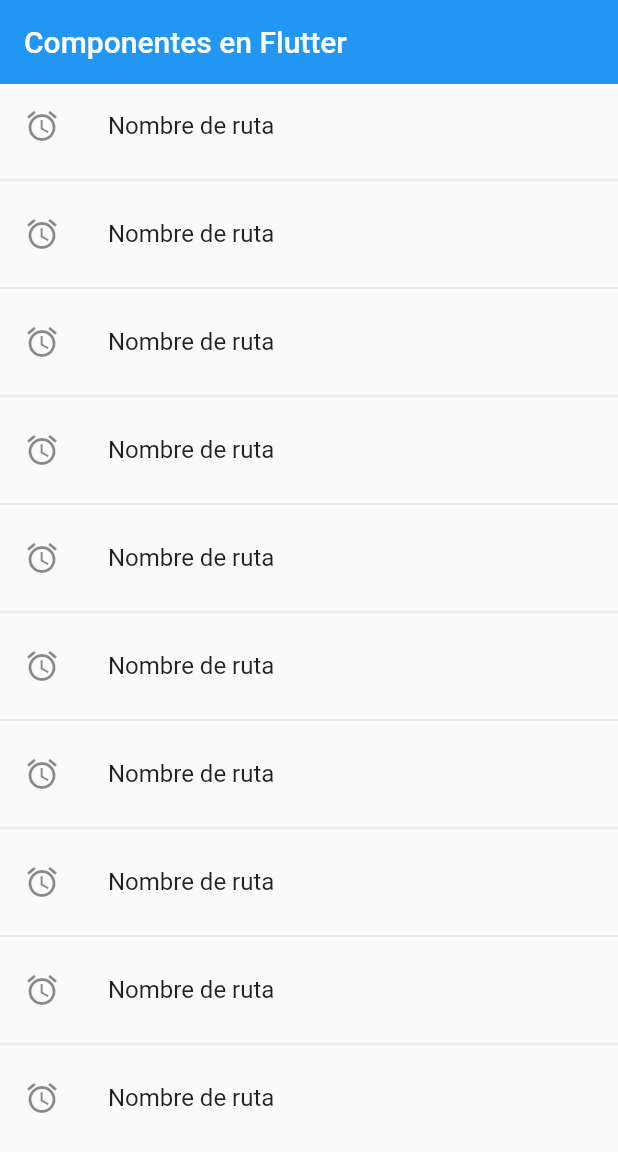
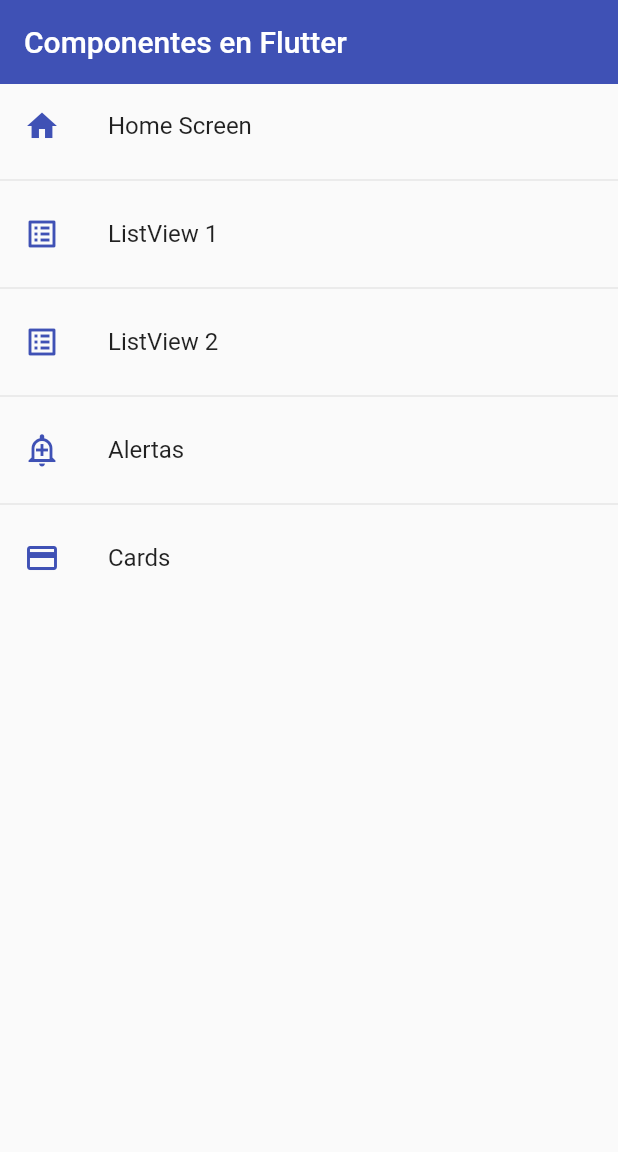
Before and after one commit to ramosjb7/componentes_fl, a Flutter app: the screen it shows after launch, on a phone screen of 412 x 824 dp. Shown: the top 1152 px of the screen. Run offline on Flutter 3.47's test engine with Material 2 defaults, Android fonts, the phone set to English and light mode, and no system bars.

```diff
--- a/lib/main.dart
+++ b/lib/main.dart
@@ -1,6 +1,7 @@
 
 import 'package:fl_components/router/app_routes.dart';
 import 'package:fl_components/screens/screens.dart';
+import 'package:fl_components/theme/app_theme.dart';
 import 'package:flutter/material.dart';
 
 void main() => runApp(const MyApp());
@@ -15,13 +16,14 @@ class MyApp extends StatelessWidget {
       title: 'Material App',
 
       initialRoute: AppRouts.initialRoute,
-      routes: AppRouts.routes,
+      routes: AppRouts.getAppRoutes(),
 
       onGenerateRoute: (settings){
         return MaterialPageRoute(
           builder: (context) => const AlertScreen(),
         );
       },
+      theme: AppTheme.lightTheme
     );
   }
 }
--- /dev/null
+++ b/lib/models/menu_option.dart
@@ -0,0 +1,21 @@
+
+
+import 'package:flutter/cupertino.dart' show IconData, Widget;
+
+class MenuOption {
+
+  final String route;
+  final IconData icon;
+  final String name;
+  final Widget screen;
+
+  MenuOption({
+    required this.route,
+    required this.icon,
+    required this.name,
+    required this.screen});
+
+
+
+
+}
--- /dev/null
+++ b/lib/models/models.dart
@@ -0,0 +1 @@
+export 'package:fl_components/models/menu_option.dart';
--- a/lib/router/app_routes.dart
+++ b/lib/router/app_routes.dart
@@ -1,5 +1,6 @@
 
 
+import 'package:fl_components/models/models.dart';
 import 'package:fl_components/screens/screens.dart';
 import 'package:flutter/material.dart';
 
@@ -7,13 +8,58 @@ class AppRouts {
 
   static const initialRoute = 'home';
 
-  static Map<String, Widget Function(BuildContext)> routes = {
-    'home'  :(context) => const HomeScreen(),
-    'listview1':(context) =>  const ListView1Screen(),
-    'listview2':(context) =>  const ListView2Screen(),
-    'alert':(context) =>  const AlertScreen(),
-    'card':(context) =>  const CardScreen(),
+  static final menuOptions =<MenuOption>[
+    //TODO: borrar home
+    MenuOption(
+      route: 'home',
+      name: 'Home Screen',
+      screen: const HomeScreen(),
+      icon: Icons.home,
+    ),
+    MenuOption(
+      route: 'listview1',
+      name: 'ListView 1',
+      screen: const ListView1Screen(),
+      icon: Icons.list_alt,
+    ),
+    MenuOption(
+      route: 'listview2',
+      name: 'ListView 2',
+      screen: const ListView2Screen(),
+      icon: Icons.list_alt_outlined,
+    ),
+    MenuOption(
+      route: 'alert',
+      name: 'Alertas',
+      screen: const AlertScreen(),
+      icon: Icons.add_alert_outlined
+    ),
+    MenuOption(
+      route: 'card',
+      name: 'Cards',
+      screen: const CardScreen(),
+      icon: Icons.credit_card,
+    ),
+  ];
 
-  };
+  static Map<String, Widget Function(BuildContext)> getAppRoutes() {
+
+    Map<String, Widget Function(BuildContext)> appRoutes={};
+
+    for (final option in menuOptions) {
+      appRoutes.addAll({option.route  :(context) => option.screen});
+    }
+
+    return appRoutes;
+  }
+
+  // static Map<String, Widget Function(BuildContext)> routes = {
+  //   'home'  :(context) => const HomeScreen(),
+  //   'listview1':(context) =>  const ListView1Screen(),
+  //   'listview2':(context) =>  const ListView2Screen(),
+  //   'alert':(context) =>  const AlertScreen(),
+  //   'card':(context) =>  const CardScreen(),
+
+  // };
 
 }
--- a/lib/screens/alert_sreen.dart
+++ b/lib/screens/alert_sreen.dart
@@ -10,6 +10,11 @@ class AlertScreen extends StatelessWidget {
       body: Center(
          child: Text('AlertScreen'),
       ),
+      floatingActionButton: FloatingActionButton(
+        backgroundColor: Colors.indigo,
+        child: Icon(Icons.close),
+        onPressed: null
+      ),
     );
   }
 }
--- a/lib/screens/home_screen.dart
+++ b/lib/screens/home_screen.dart
@@ -1,5 +1,7 @@
 
-import 'package:fl_components/screens/screens.dart';
+
+import 'package:fl_components/router/app_routes.dart';
+import 'package:fl_components/theme/app_theme.dart';
 import 'package:flutter/material.dart';
 
 class HomeScreen extends StatelessWidget {
@@ -8,15 +10,17 @@ class HomeScreen extends StatelessWidget {
 
   @override
   Widget build(BuildContext context) {
+
+    final menuOptions =AppRouts.menuOptions;
     return Scaffold(
       appBar: AppBar(
         title: const Text('Componentes en Flutter'),
-        elevation: 0,
+
       ),
       body: ListView.separated(
         itemBuilder: (context, index) => ListTile(
-          title: const  Text('Nombre de ruta'),
-          leading: const  Icon(Icons.access_alarm_outlined),
+          leading: Icon(menuOptions[index].icon, color: AppTheme.primary,),
+          title:  Text(menuOptions[index].name),
           onTap: (){
             // final route = MaterialPageRoute(
             //   builder: (context) => const ListView1Screen(),
@@ -24,7 +28,7 @@ class HomeScreen extends StatelessWidget {
 
             // Navigator.push(context, route);
 
-            Navigator.pushNamed(context, 'card');
+            Navigator.pushNamed(context, menuOptions[index].route);
 
             //es para destruir la pantalla de atras
             // se usa mas en logins
@@ -32,7 +36,7 @@ class HomeScreen extends StatelessWidget {
           },
         ),
         separatorBuilder: (_,__)=> const Divider(),
-        itemCount: 10
+        itemCount: menuOptions.length
       )
     );
   }
--- a/lib/screens/listview2_screen.dart
+++ b/lib/screens/listview2_screen.dart
@@ -11,8 +11,7 @@ class ListView2Screen extends StatelessWidget {
     return Scaffold(
       appBar: AppBar(
         title: const  Text('Listview Tipo 2'),
-        elevation: 0,
-        backgroundColor: Colors.indigo,
+
       ),
       body: ListView.separated(
         itemCount: options.length,
--- /dev/null
+++ b/lib/theme/app_theme.dart
@@ -0,0 +1,38 @@
+import 'package:flutter/material.dart';
+
+class AppTheme {
+  static const Color primary = Colors.indigo;
+
+  static final ThemeData lightTheme = ThemeData.light().copyWith(
+    //color primario
+    primaryColor: Colors.indigo,
+    //appbar theme
+    appBarTheme: const AppBarTheme(
+      color: primary,
+      elevation: 0
+    ),
+
+    //TextButton Theme
+    textButtonTheme: TextButtonThemeData(
+      style: TextButton.styleFrom(
+                    primary: primary
+                  ),
+    )
+
+
+
+
+  );
+
+  static final ThemeData darkTheme = ThemeData.dark().copyWith(
+    //color primario
+    primaryColor: Colors.indigo,
+    //appbar theme
+    appBarTheme: const AppBarTheme(
+      color: primary,
+      elevation: 0
+    ),
+    scaffoldBackgroundColor: Colors.black
+  );
+
+}
--- /dev/null
+++ b/lib/widgets/widget.dart
@@ -0,0 +1,5 @@
+
+
+export 'package:fl_components/widgets/custom_card_type_1.dart';
+
+export 'package:fl_components/widgets/custom_card_type_2.dart';
--- a/pubspec.yaml
+++ b/pubspec.yaml
@@ -58,8 +58,8 @@ flutter:
   uses-material-design: true
 
   # To add assets to your application, add an assets section, like this:
-  # assets:
-  #   - images/a_dot_burr.jpeg
+  assets:
+    - assets/
   #   - images/a_dot_ham.jpeg
 
   # An image asset can refer to one or more resolution-specific "variants", see
```
Also changed, not shown: lib/screens/card_screem.dart (+25 -3 lines), lib/widgets/custom_card_type_1.dart (added, +45 -0 lines), lib/widgets/custom_card_type_2.dart (added, +55 -0 lines), assets/jar-loading.gif (added).
